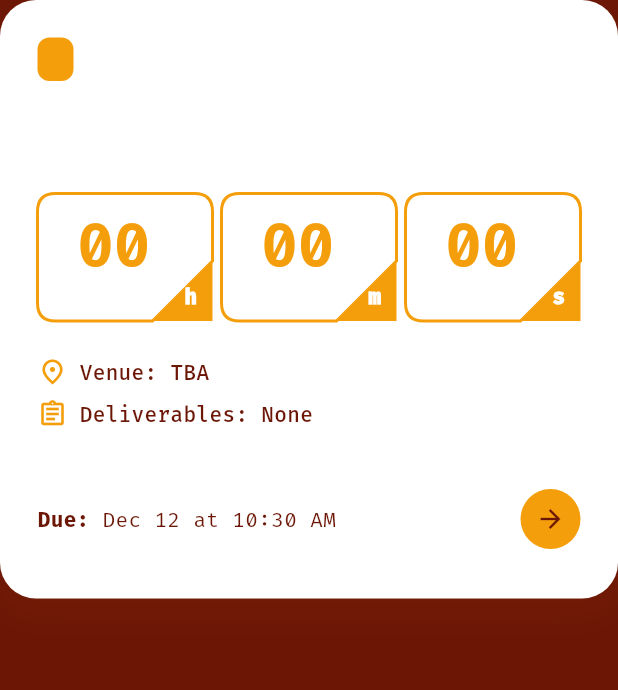
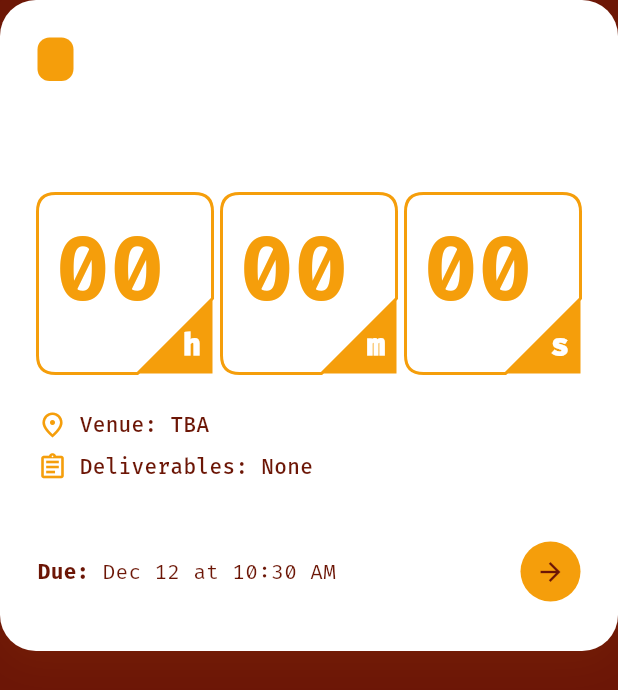
Before and after one commit to Erlavush/JohnRenanList, a Flutter app: the DeadlineCard widget shown alone on an empty page, opened directly with empty values, on a phone screen of 412 x 824 dp. Shown: the top 690 px of the screen. Run offline on Flutter 3.47's test engine with Material 3 defaults, Android fonts, the phone set to English and light mode, and no system bars; our stand-ins replace cloud_firestore, firebase_core, google_fonts, shared_preferences; accounts and stored records are empty.

Commit message:
checkpoint 2

```diff
--- a/lib/widgets/deadline_card.dart
+++ b/lib/widgets/deadline_card.dart
@@ -223,7 +223,7 @@ class _DeadlineCardState extends State<DeadlineCard> {
               Text(
                 "$days",
                 style: TextStyle(
-                  fontSize: 62, // Increased size
+                  fontSize: 78, // Huge size
                   fontWeight: FontWeight.bold,
                   fontFamily: 'Fira Code',
                   height: 0.9,
@@ -232,9 +232,9 @@ class _DeadlineCardState extends State<DeadlineCard> {
               ),
               const SizedBox(height: 4),
               Text(
-                "DAYS",
+                days == 1 ? "DAY" : "DAYS",
                 style: TextStyle(
-                  fontSize: 16, // Increased size
+                  fontSize: 22, // Larger label
                   fontWeight: FontWeight.w900,
                   color: theme.accentColor,
                 ),
@@ -281,11 +281,11 @@ class _DeadlineCardState extends State<DeadlineCard> {
 
   Widget _buildTimeBlock(ThemeProvider theme, int value, String label) {
     // Slanted Corner Style (Image 1 reference)
-    const double cornerSize = 40.0;
+    const double cornerSize = 50.0;
 
-    return Expanded(
+    return Expanded( // Restored Expanded to fill the gap on the right
       child: SizedBox(
-        height: 85, // Slightly decreased size
+        height: 120, // Increased height to make it "bigger"
         child: CustomPaint(
           painter: SlantedCornerPainter(
             color: theme.accentColor,
@@ -299,11 +299,11 @@ class _DeadlineCardState extends State<DeadlineCard> {
               Positioned.fill(
                 child: Center(
                   child: Padding(
-                    padding: const EdgeInsets.only(bottom: 15, right: 15),
+                    padding: const EdgeInsets.only(bottom: 20, right: 20),
                     child: Text(
                       value.toString().padLeft(2, '0'),
                       style: TextStyle(
-                        fontSize: 40, // Slightly smaller font
+                        fontSize: 60, // Increased font size
                         fontFamily: 'Fira Code',
                         fontWeight: FontWeight.bold,
                         color: theme.accentColor,
@@ -319,11 +319,11 @@ class _DeadlineCardState extends State<DeadlineCard> {
                 width: cornerSize,
                 height: cornerSize,
                 child: Align(
-                  alignment: const Alignment(0.35, 0.35),
+                  alignment: const Alignment(0.6, 0.6), // Moved further bottom-right
                   child: Text(
                     label,
                     style: TextStyle(
-                      fontSize: 14,
+                      fontSize: 20, // Increased from 16
                       fontWeight: FontWeight.w900,
                       color: theme.cardBackgroundColor,
                     ),
```
